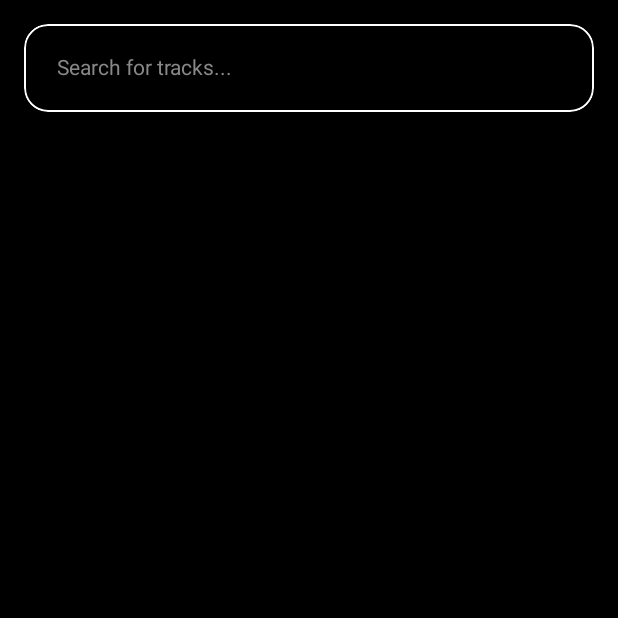
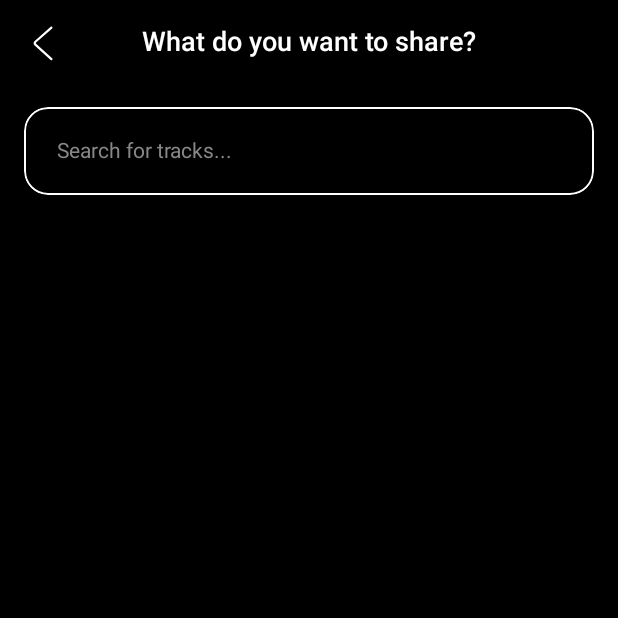
Before and after one commit to PaulLinca/vybes-app, an Android app built with Jetpack Compose: the composable SearchTrackScreen shown on its own in the app's theme, on a phone screen of 412 x 824 dp, the top half of it. Run offline under Robolectric (Android 15) with nearby library versions, the phone set to English and light mode, and no system bars; our stand-ins replace Dagger/Hilt's generated code; network calls fail; pictures from the network do not load; 2 statements that could not run were skipped.

Commit message:
VYBES-APP | Add top bar to search page

```diff
--- a/app/src/main/java/com/example/vybes/add/SearchTrackScreen.kt
+++ b/app/src/main/java/com/example/vybes/add/SearchTrackScreen.kt
@@ -1,9 +1,9 @@
 package com.example.vybes.add
 
-import android.util.Log
 import androidx.compose.foundation.background
 import androidx.compose.foundation.border
 import androidx.compose.foundation.clickable
+import androidx.compose.foundation.layout.Box
 import androidx.compose.foundation.layout.Column
 import androidx.compose.foundation.layout.Row
 import androidx.compose.foundation.layout.Spacer
@@ -24,14 +24,20 @@ import androidx.compose.ui.Alignment
 import androidx.compose.ui.Modifier
 import androidx.compose.ui.draw.clip
 import androidx.compose.ui.graphics.Color
+import androidx.compose.ui.res.stringResource
+import androidx.compose.ui.text.style.TextAlign
 import androidx.compose.ui.unit.dp
 import androidx.hilt.navigation.compose.hiltViewModel
 import androidx.navigation.NavController
 import coil.compose.AsyncImage
+import com.example.vybes.R
 import com.example.vybes.add.model.network.TrackSearchResult
 import com.example.vybes.common.composables.MultilineTextField
+import com.example.vybes.common.composables.TopBarWithBackButton
 import com.example.vybes.common.theme.SpotifyDarkGrey
+import com.example.vybes.common.theme.White
 import com.example.vybes.common.theme.artistsStyle
+import com.example.vybes.common.theme.songTitleStyle
 import kotlinx.serialization.Serializable
 
 @Serializable
@@ -51,8 +57,16 @@ fun SearchTrackScreen(
         modifier = Modifier
             .fillMaxSize()
             .background(color = Color.Black)
-            .padding(16.dp)
     ) {
+        TopBarWithBackButton(onGoBack = { navController.popBackStack()}) {
+            androidx.compose.material3.Text(
+                text = stringResource(R.string.share_prompt),
+                color = White,
+                textAlign = TextAlign.Center,
+                style = songTitleStyle,
+            )
+        }
+        Column(Modifier.padding(16.dp).fillMaxWidth()) {
             MultilineTextField(
                 value = searchQuery,
                 onValueChanged = { viewModel.updateSearchQuery(it) },
@@ -92,6 +106,7 @@ fun SearchTrackScreen(
             }
         }
     }
+}
 
 @Composable
 fun TrackItem(navController: NavController, track: TrackSearchResult) {
--- a/app/src/main/res/values/strings.xml
+++ b/app/src/main/res/values/strings.xml
@@ -13,5 +13,6 @@
     <string name="feedback_info_text">We value your input! Please use the text field below to share any feedback, suggest new features, or report bugs. Your comments help us improve the app and make it better for you. Thank you for your support!</string>
     <string name="feedback">Feedback</string>
     <string name="share_song">Share a song</string>
+    <string name="share_prompt">What do you want to share?</string>
     <string name="listen_on">Listen on</string>
 </resources>
```
Lines whose indentation alone changed are shown as unchanged.
